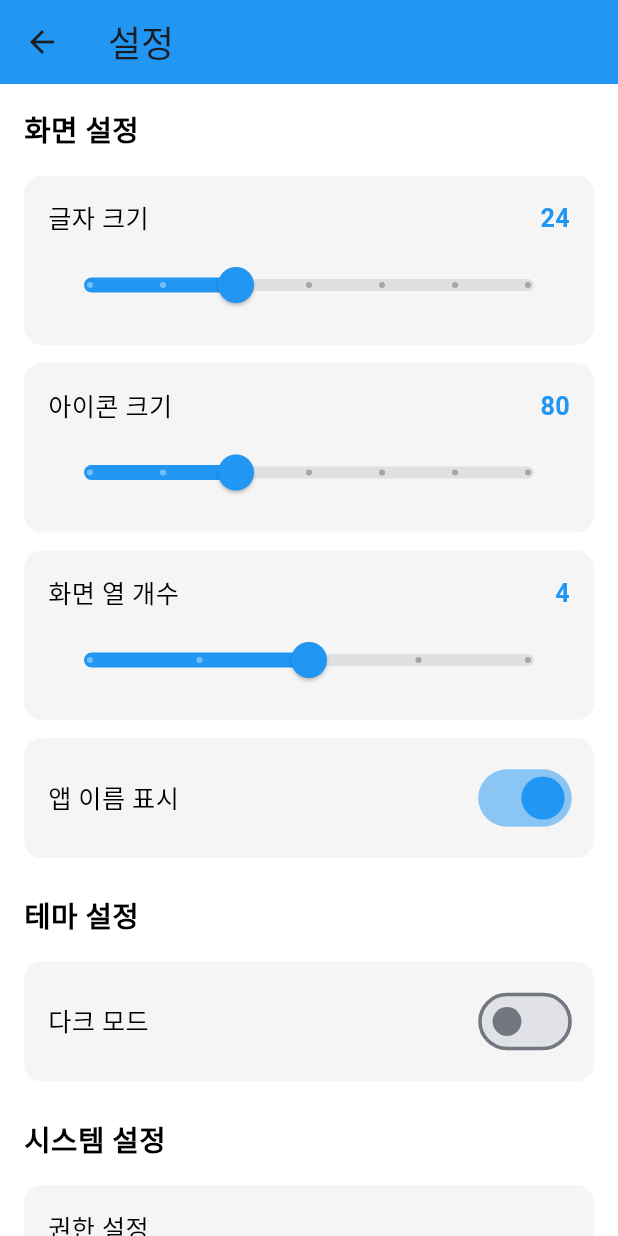
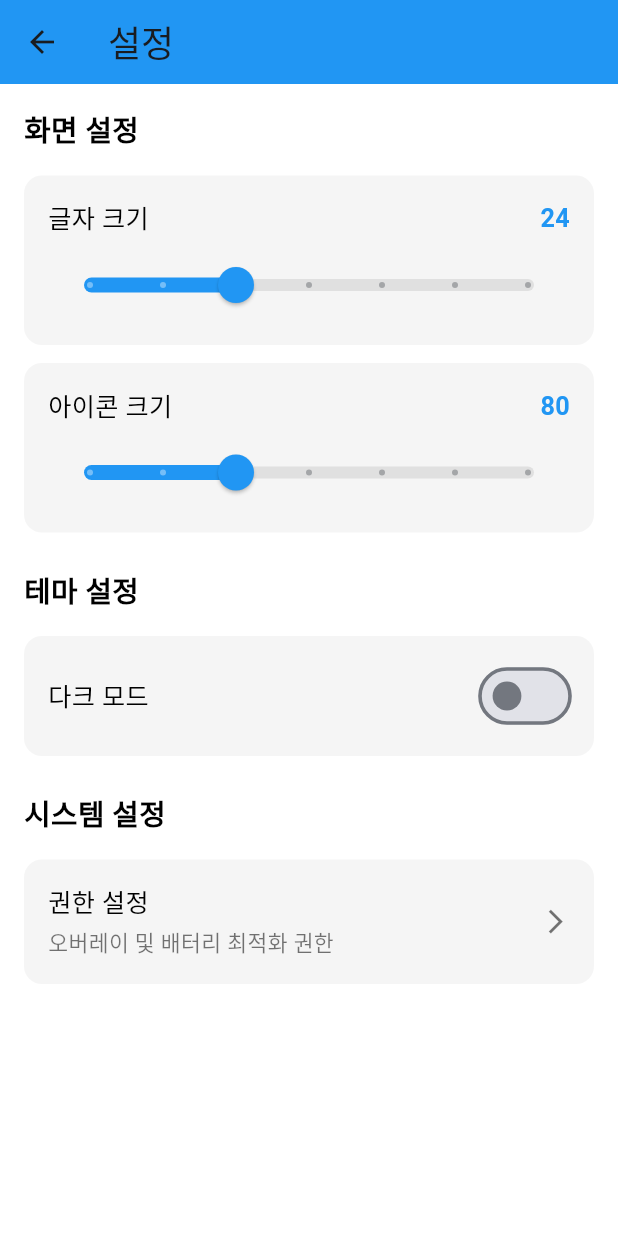
Before and after one commit to eodevelop/BigWords, a Flutter app: the SettingsScreen screen opened directly, on a phone screen of 412 x 824 dp. Run offline on Flutter 3.47's test engine with Material 3 defaults, Android fonts, the phone set to English and light mode, and no system bars; our stand-ins replace flutter_riverpod, freezed_annotation, get_it, permission_handler, shared_preferences; missing offline and left inert: installed_apps; accounts and stored records are empty; statements that could not run were skipped.

Commit message:
- 설정에서 아이콘 가로수, 텍스트 보기 안보기 기능 제거

```diff
--- a/lib/data/models/launcher_settings.dart
+++ b/lib/data/models/launcher_settings.dart
@@ -7,9 +7,9 @@ part 'launcher_settings.g.dart';
 class LauncherSettings with _$LauncherSettings {
   const factory LauncherSettings({
     @Default(24.0) double fontSize,
-    @Default(80.0) double iconSize,
+    @Default(120.0) double iconSize,
     @Default(false) bool isDarkMode,
-    @Default(4) int gridColumns,
+    @Default(2) int gridColumns,
     @Default(true) bool showAppNames,
   }) = _LauncherSettings;
 
--- a/lib/ui/screens/home_screen.dart
+++ b/lib/ui/screens/home_screen.dart
@@ -96,8 +96,8 @@ class _HomeScreenState extends ConsumerState<HomeScreen> {
   Widget _buildAppGrid(BuildContext context, WidgetRef ref, List<AppInfo> apps, LauncherSettings settings) {
     return GridView.builder(
       padding: const EdgeInsets.all(16),
-      gridDelegate: SliverGridDelegateWithFixedCrossAxisCount(
-        crossAxisCount: settings.gridColumns,
+      gridDelegate: const SliverGridDelegateWithFixedCrossAxisCount(
+        crossAxisCount: 2,
         childAspectRatio: 0.8,
         crossAxisSpacing: 16,
         mainAxisSpacing: 16,
--- a/lib/ui/screens/settings_screen.dart
+++ b/lib/ui/screens/settings_screen.dart
@@ -43,24 +43,6 @@ class SettingsScreen extends ConsumerWidget {
             max: 120,
             divisions: 6,
             onChanged: (value) => settingsNotifier.updateIconSize(value),
-            settings: settings,
-          ),
-          const SizedBox(height: 12),
-          _buildSliderTile(
-            title: '화면 열 개수',
-            value: settings.gridColumns.toDouble(),
-            min: 2,
-            max: 6,
-            divisions: 4,
-            onChanged: (value) => settingsNotifier.updateGridColumns(value.toInt()),
-            settings: settings,
-            isInt: true,
-          ),
-          const SizedBox(height: 12),
-          _buildSwitchTile(
-            title: '앱 이름 표시',
-            value: settings.showAppNames,
-            onChanged: (_) => settingsNotifier.toggleShowAppNames(),
             settings: settings,
           ),
           const SizedBox(height: 24),
--- a/lib/ui/widgets/app_icon_widget.dart
+++ b/lib/ui/widgets/app_icon_widget.dart
@@ -30,7 +30,6 @@ class AppIconWidget extends ConsumerWidget {
           mainAxisAlignment: MainAxisAlignment.center,
           children: [
             _buildAppIcon(context, ref, settings, iconCache),
-            if (settings.showAppNames) ...[
             const SizedBox(height: 8),
             Text(
               appInfo.appName,
@@ -42,7 +41,6 @@ class AppIconWidget extends ConsumerWidget {
               maxLines: 2,
               overflow: TextOverflow.ellipsis,
             ),
-            ],
           ],
         ),
       ),
```
Also changed, not shown: lib/core/providers/settings_provider.dart (+0 -10 lines), lib/data/models/launcher_settings.freezed.dart, lib/data/models/launcher_settings.g.dart. Lines whose indentation alone changed are shown as unchanged.
